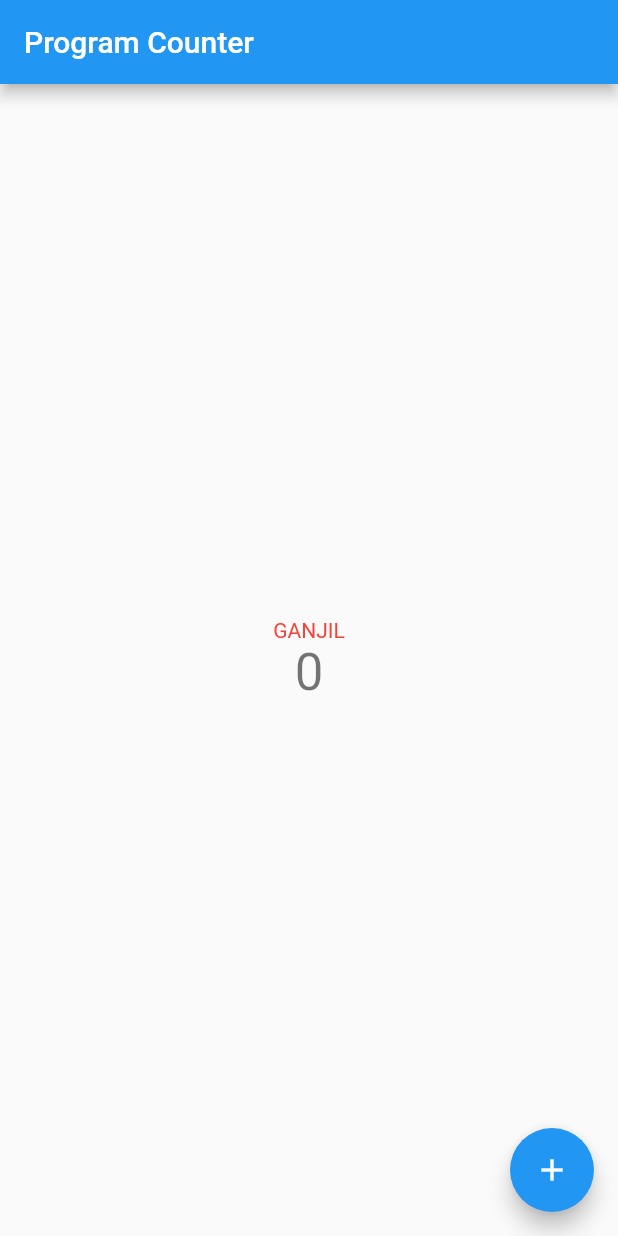
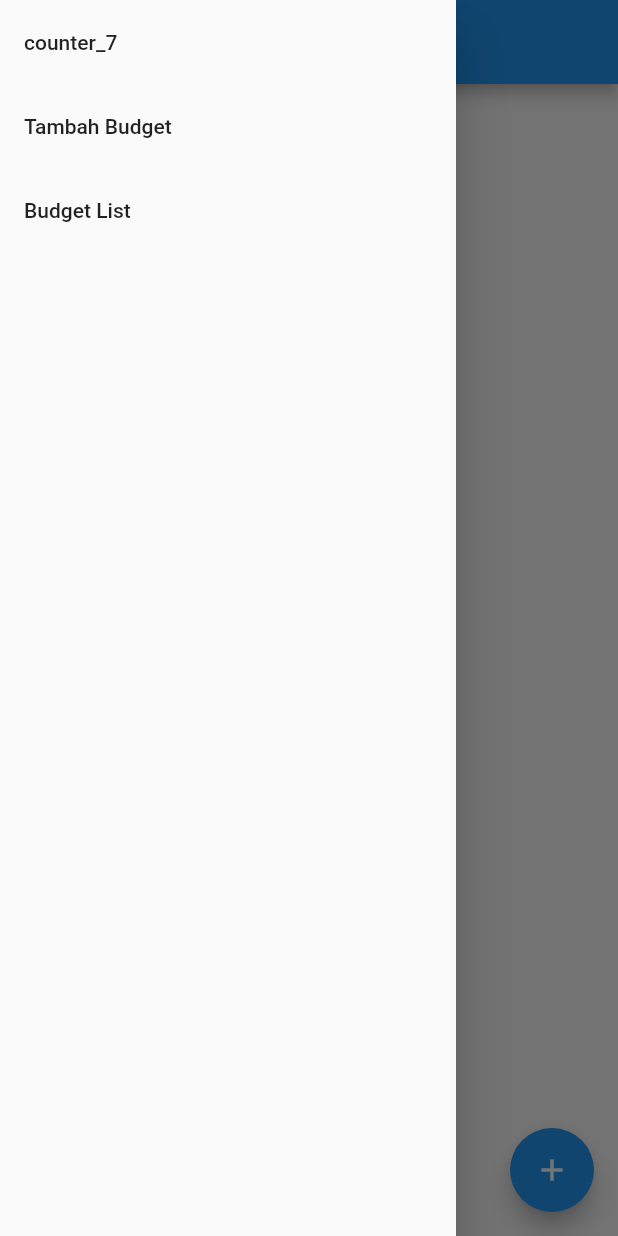
Before and after one commit to rorre/pbp-flutter-lab, a Flutter app: the screen it shows after launch, with the side drawer open (before the commit the screen has no drawer), on a phone screen of 412 x 824 dp. Run offline on Flutter 3.47's test engine with Material 2 defaults, Android fonts, the phone set to English and light mode, and no system bars.

Commit message:
Initial Lab 8

```diff
--- /dev/null
+++ b/lib/drawer.dart
@@ -0,0 +1,57 @@
+import 'package:counter_7/listing.dart';
+import 'package:flutter/material.dart';
+
+import 'add.dart';
+import 'main.dart';
+
+class LabDrawer extends StatefulWidget {
+  const LabDrawer({super.key});
+
+  @override
+  State<LabDrawer> createState() => _LabDrawerState();
+}
+
+class _LabDrawerState extends State<LabDrawer> {
+  @override
+  Widget build(BuildContext context) {
+    return Drawer(
+      child: Column(
+        children: [
+          ListTile(
+            title: const Text("counter_7"),
+            onTap: () {
+              Navigator.pushReplacement(
+                context,
+                MaterialPageRoute(
+                  builder: (ctx) => const MyHomePage(title: "Program Counter"),
+                ),
+              );
+            },
+          ),
+          ListTile(
+            title: const Text("Tambah Budget"),
+            onTap: () {
+              Navigator.push(
+                context,
+                MaterialPageRoute(
+                  builder: (ctx) => const AddBudgetPage(),
+                ),
+              );
+            },
+          ),
+          ListTile(
+            title: const Text("Budget List"),
+            onTap: () {
+              Navigator.push(
+                context,
+                MaterialPageRoute(
+                  builder: (ctx) => const BudgetListPage(),
+                ),
+              );
+            },
+          )
+        ],
+      ),
+    );
+  }
+}
--- /dev/null
+++ b/lib/model.dart
@@ -0,0 +1,21 @@
+import 'dart:collection';
+
+import 'package:flutter/material.dart';
+
+class Budget {
+  const Budget(this.judul, this.nonimal, this.jenis);
+
+  final String judul;
+  final int nonimal;
+  final String jenis;
+}
+
+class BudgetModel extends ChangeNotifier {
+  final List<Budget> _budgets = [];
+
+  UnmodifiableListView<Budget> get budgets => UnmodifiableListView(_budgets);
+
+  void add(Budget budget) {
+    _budgets.add(budget);
+  }
+}
--- a/pubspec.yaml
+++ b/pubspec.yaml
@@ -3,7 +3,7 @@ description: A new Flutter project.
 
 # The following line prevents the package from being accidentally published to
 # pub.dev using `flutter pub publish`. This is preferred for private packages.
-publish_to: 'none' # Remove this line if you wish to publish to pub.dev
+publish_to: "none" # Remove this line if you wish to publish to pub.dev
 
 # The following defines the version and build number for your application.
 # A version number is three numbers separated by dots, like 1.2.43
@@ -20,7 +20,7 @@ publish_to: 'none' # Remove this line if you wish to publish to pub.dev
 version: 1.0.0+1
 
 environment:
-  sdk: '>=2.18.2 <3.0.0'
+  sdk: ">=2.18.2 <3.0.0"
 
 # Dependencies specify other packages that your package needs in order to work.
 # To automatically upgrade your package dependencies to the latest versions
@@ -32,6 +32,7 @@ dependencies:
   flutter:
     sdk: flutter
 
+  provider: ^6.0.0
 
   # The following adds the Cupertino Icons font to your application.
   # Use with the CupertinoIcons class for iOS style icons.
@@ -53,7 +54,6 @@ dev_dependencies:
 
 # The following section is specific to Flutter packages.
 flutter:
-
   # The following line ensures that the Material Icons font is
   # included with your application, so that you can use the icons in
   # the material Icons class.
```
Also changed, not shown: lib/add.dart (added, +147 -0 lines), lib/listing.dart (added, +61 -0 lines), lib/main.dart (+8 -1 lines), pubspec.lock.
